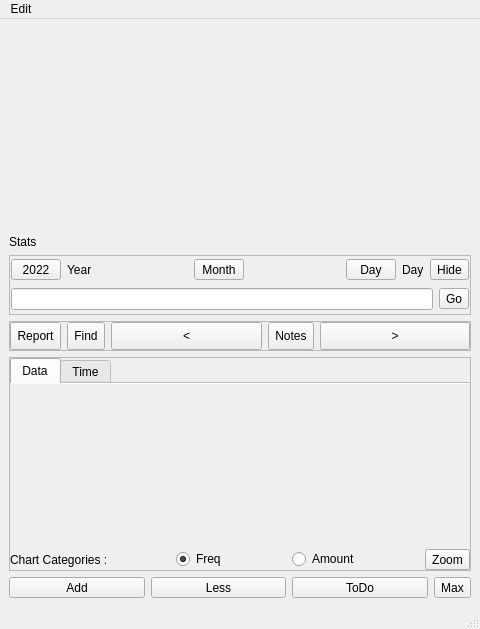
Old version of the form mainwindow.ui in the repository ic005k/Knot-Legacy.
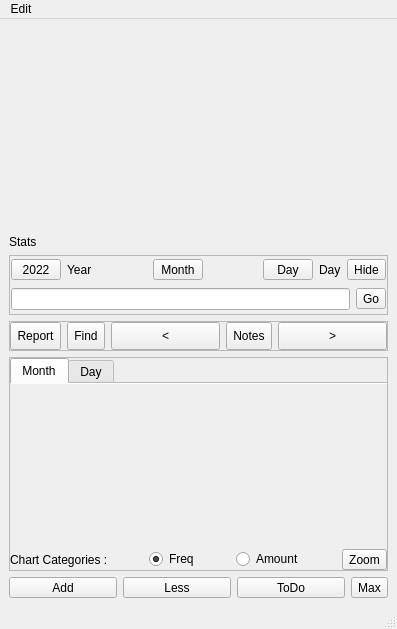
New version of the form. Icons and pictures are not drawn.

The edit to the form file:
```diff
--- a/mainwindow.ui
+++ b/mainwindow.ui
@@ -6,7 +6,7 @@
    <rect>
     <x>0</x>
     <y>0</y>
-    <width>480</width>
+    <width>397</width>
     <height>629</height>
    </rect>
   </property>
@@ -396,7 +396,7 @@
          </property>
          <widget class="QWidget" name="tab1">
           <attribute name="title">
-           <string>Data</string>
+           <string>Month</string>
           </attribute>
           <layout class="QGridLayout" name="gridLayout_3">
            <property name="leftMargin">
@@ -422,7 +422,7 @@
          </widget>
          <widget class="QWidget" name="tab2">
           <attribute name="title">
-           <string>Time</string>
+           <string>Day</string>
           </attribute>
           <layout class="QGridLayout" name="gridLayout_2">
            <property name="leftMargin">
@@ -606,7 +606,7 @@
     <rect>
      <x>0</x>
      <y>0</y>
-     <width>480</width>
+     <width>397</width>
      <height>24</height>
     </rect>
    </property>
```
